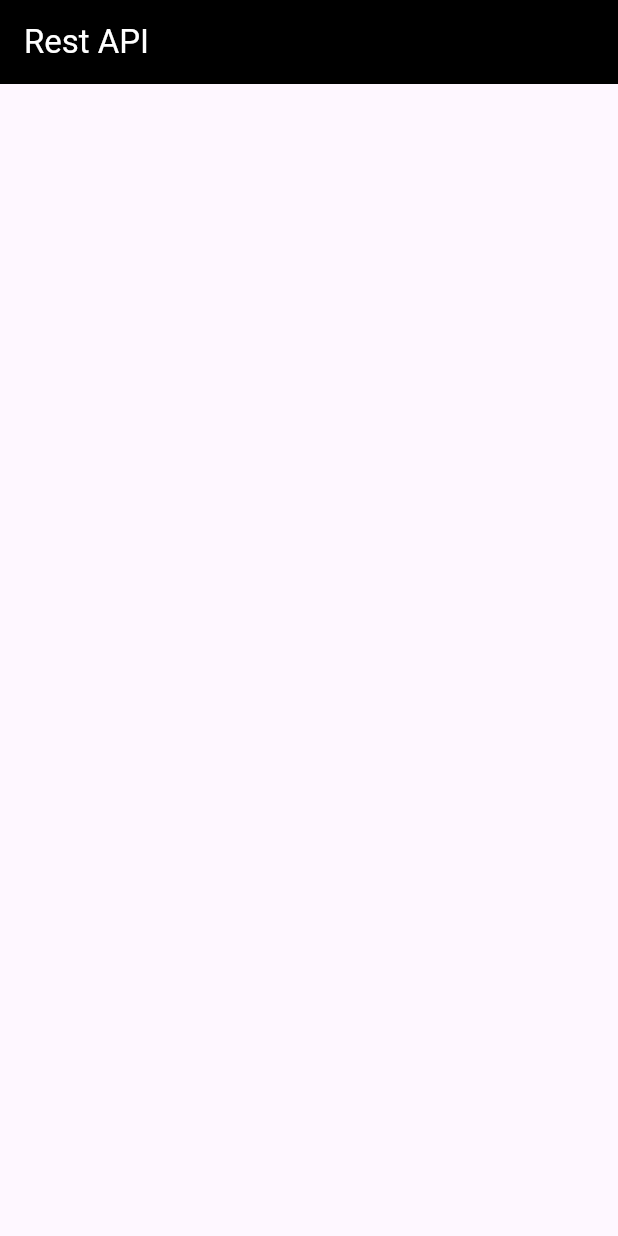
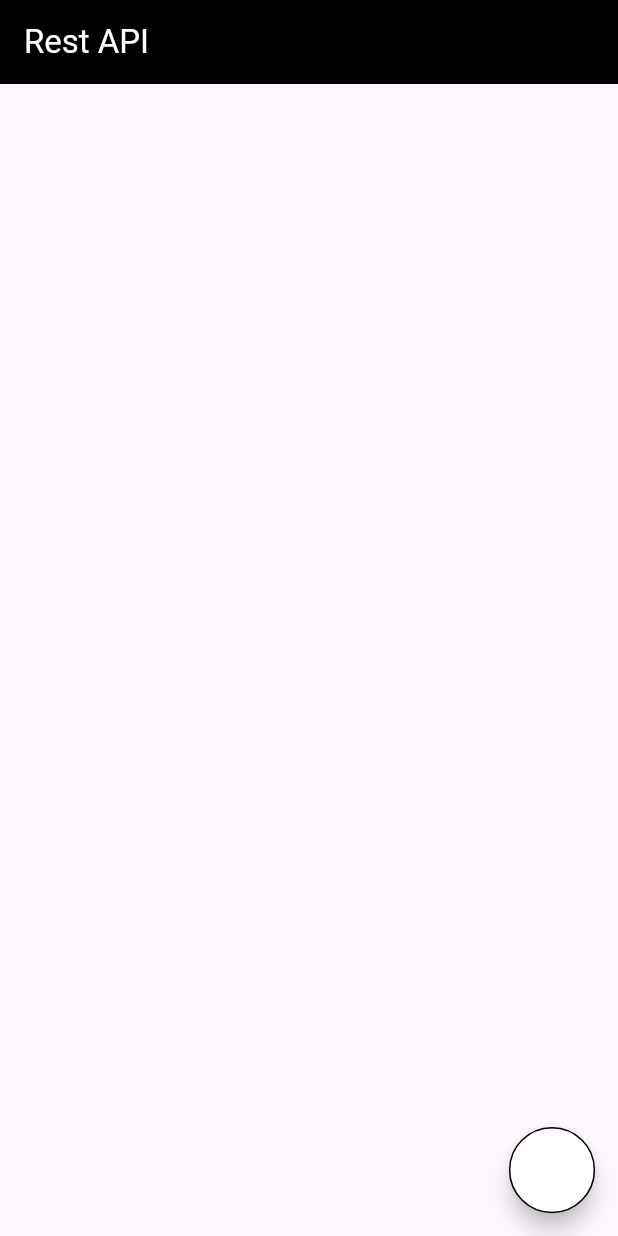
Before and after one commit to sugith10/note-app-bloc-architecture, a Flutter app: the screen it shows after launch, on a phone screen of 412 x 824 dp. Run offline on Flutter 3.47's test engine with Material 3 defaults, Android fonts, the phone set to English and light mode, and no system bars.

Commit message:
second commit

```diff
--- a/lib/main.dart
+++ b/lib/main.dart
@@ -11,7 +11,10 @@ class MyApp extends StatelessWidget {
   @override
   Widget build(BuildContext context) {
     return MaterialApp(
-      home: HomeScreen(),
+      home: HomeScreen(
+
+      ),
+
     );
   }
 }
--- a/lib/screen/home_screen.dart
+++ b/lib/screen/home_screen.dart
@@ -1,15 +1,62 @@
+import 'dart:convert';
+import 'dart:ui';
+
 import 'package:flutter/material.dart';
+import 'package:http/http.dart' as http;
 
-class HomeScreen extends StatelessWidget {
+class HomeScreen extends StatefulWidget {
   const HomeScreen({super.key});
 
+  @override
+  State<HomeScreen> createState() => _HomeScreenState();
+}
+
+class _HomeScreenState extends State<HomeScreen> {
+  List<dynamic> users = [];
   @override
   Widget build(BuildContext context) {
     return Scaffold(
       appBar: AppBar(
         backgroundColor: Colors.black,
-        title: Text('Rest API', style: TextStyle(color: Colors.white),),
+        title: Text(
+          'Rest API',
+          style: TextStyle(color: Colors.white),
+        ),
+      ),
+      body: ListView.builder(
+        itemCount: users.length,
+        itemBuilder: (context, index) {
+        final user = users[index];
+        final email = user['email'];
+        final name = user['name']['first'];
+        final picture = user['picture']['thumbnail'];
+        return ListTile(
+        leading: CircleAvatar(child: Text('${index+1}'),backgroundColor: Colors.grey,),
+        title: Text(name),
+        subtitle: Text(email),
+        trailing: Image.network(picture),
+        );
+      }),
+      floatingActionButton: FloatingActionButton(
+        onPressed: () {
+          fetchUsers();
+        },
+        backgroundColor: Colors.white,
+        shape: CircleBorder(side: BorderSide(strokeAlign: 0.5)),
       ),
     );
   }
+
+  void fetchUsers()async {
+    print('fetchUsers called');
+    const address = 'https://randomuser.me/api/?results=10';
+    final url = Uri.parse(address);
+    final response = await http.get(url);
+    final body = response.body;
+    final json = jsonDecode(body);
+    setState(() {
+      users = json['results'];
+    });
+    print('fetch users completed');
+  }
 }
--- a/pubspec.yaml
+++ b/pubspec.yaml
@@ -13,9 +13,10 @@ dependencies:
   flutter:
     sdk: flutter
 
-  dio: 4.0.4
+  http: ^1.1.2
   json_serializable: ^6.7.1
   json_annotation: ^4.8.1
+
 
 dev_dependencies:
   flutter_test:
```
Also changed, not shown: pubspec.lock.
